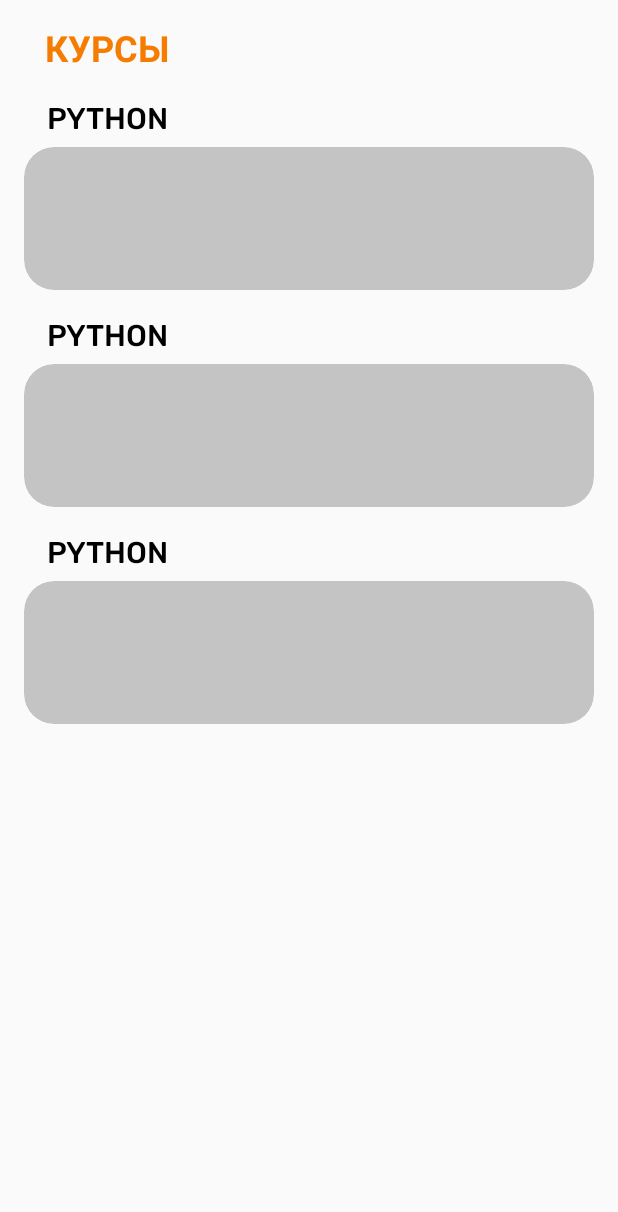
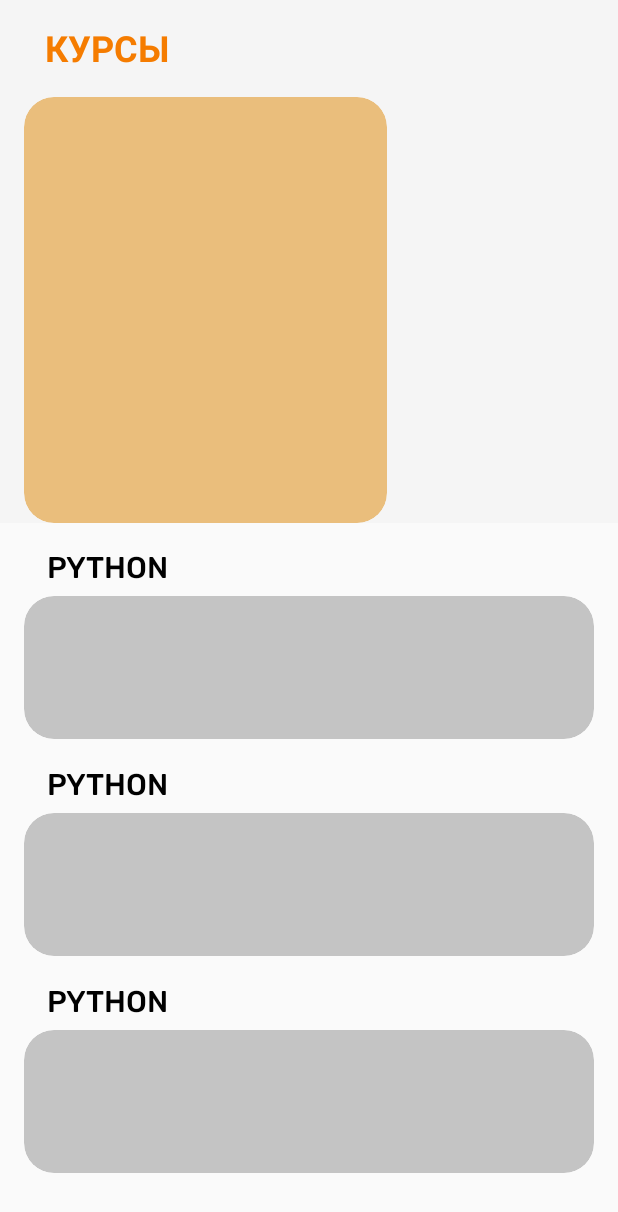
Before and after one commit to Phenecy/Kodik, an Android app: the layout fragment_home.xml on its own in the app's theme, with its tools: preview values and no code run, on a phone screen of 412 x 824 dp. Shown: the top 1212 px of the screen. Run offline under Robolectric (Android 15) with nearby library versions, the phone set to English and light mode, and no system bars.

Commit message:
Added banners adapter, banner recyclerview. Edited home fragment.

```diff
--- a/app/src/main/res/layout/fragment_home.xml
+++ b/app/src/main/res/layout/fragment_home.xml
@@ -1,10 +1,25 @@
 <?xml version="1.0" encoding="utf-8"?>
-<androidx.constraintlayout.widget.ConstraintLayout xmlns:android="http://schemas.android.com/apk/res/android"
+<androidx.coordinatorlayout.widget.CoordinatorLayout
+    xmlns:android="http://schemas.android.com/apk/res/android"
     xmlns:app="http://schemas.android.com/apk/res-auto"
     android:layout_width="match_parent"
     android:layout_height="match_parent"
     xmlns:tools="http://schemas.android.com/tools">
 
+    <com.google.android.material.appbar.AppBarLayout
+        android:id="@+id/home_app_bar_layout"
+        android:layout_width="match_parent"
+        android:layout_height="wrap_content"
+        android:theme="@style/Theme.Design.Light">
+
+        <com.google.android.material.appbar.CollapsingToolbarLayout
+            android:layout_width="match_parent"
+            android:layout_height="wrap_content"
+            app:layout_scrollFlags="scroll|snap|exitUntilCollapsed">
+
+            <androidx.constraintlayout.widget.ConstraintLayout
+                android:layout_width="match_parent"
+                android:layout_height="wrap_content">
                 <TextView
                     android:id="@+id/home_text_view"
                     android:layout_width="330dp"
@@ -19,14 +34,35 @@
                     app:layout_constraintTop_toTopOf="parent" />
 
                 <androidx.recyclerview.widget.RecyclerView
-        android:id="@+id/home_main_recycler_view"
+                    android:id="@+id/home_banner_recycler_view"
                     android:layout_marginTop="15dp"
                     android:layout_width="match_parent"
-        android:layout_height="0dp"
-        app:layout_constraintBottom_toBottomOf="parent"
-        app:layout_constraintEnd_toEndOf="parent"
+                    android:layout_height="284dp"
+                    android:orientation="horizontal"
                     app:layout_constraintStart_toStartOf="parent"
                     app:layout_constraintTop_toBottomOf="@+id/home_text_view"
-        tools:listitem="@layout/item_home_courses" />
+                    tools:listitem="@layout/item_banners" />
 
             </androidx.constraintlayout.widget.ConstraintLayout>
+        </com.google.android.material.appbar.CollapsingToolbarLayout>
+
+    </com.google.android.material.appbar.AppBarLayout>
+
+
+    <androidx.core.widget.NestedScrollView
+        android:id="@+id/home_container"
+        android:layout_marginTop="15dp"
+        android:layout_width="match_parent"
+        android:layout_height="match_parent"
+        app:layout_behavior="@string/appbar_scrolling_view_behavior"
+        >
+        <androidx.recyclerview.widget.RecyclerView
+            android:id="@+id/home_main_recycler_view"
+            android:layout_width="match_parent"
+            android:layout_height="match_parent"
+            app:layout_behavior="@string/appbar_scrolling_view_behavior"
+            tools:listitem="@layout/item_home_courses" />
+    </androidx.core.widget.NestedScrollView>
+
+
+</androidx.coordinatorlayout.widget.CoordinatorLayout>
--- a/app/src/main/res/layout/fragment_profile.xml
+++ b/app/src/main/res/layout/fragment_profile.xml
@@ -117,6 +117,7 @@
 
     <androidx.core.widget.NestedScrollView
         android:id="@+id/profile_container"
+        android:layout_marginTop="15dp"
         android:layout_width="match_parent"
         android:layout_height="match_parent"
         app:layout_behavior="@string/appbar_scrolling_view_behavior"
--- /dev/null
+++ b/app/src/main/res/layout/item_banners.xml
@@ -0,0 +1,18 @@
+<androidx.constraintlayout.widget.ConstraintLayout xmlns:android="http://schemas.android.com/apk/res/android"
+    xmlns:app="http://schemas.android.com/apk/res-auto"
+    xmlns:tools="http://schemas.android.com/tools"
+    android:layout_width="wrap_content"
+    android:layout_height="wrap_content">
+
+    <androidx.cardview.widget.CardView
+        android:id="@+id/home_banner_card"
+        android:layout_width="242dp"
+        android:layout_height="284dp"
+        android:layout_marginStart="16dp"
+        app:cardBackgroundColor="#EABE7C"
+        app:cardCornerRadius="20dp"
+        app:cardElevation="0dp"
+        app:layout_constraintBottom_toBottomOf="parent"
+        app:layout_constraintStart_toStartOf="parent" />
+
+</androidx.constraintlayout.widget.ConstraintLayout>
```
Also changed, not shown: app/src/main/java/dev/bonch/kodik/adapters/BannersAdapter.kt (added, +35 -0 lines), app/src/main/java/dev/bonch/kodik/fragments/HomeFragment.kt (+19 -8 lines), app/src/main/java/dev/bonch/kodik/models/Banner.kt (added, +12 -0 lines). Lines whose indentation alone changed are shown as unchanged.
